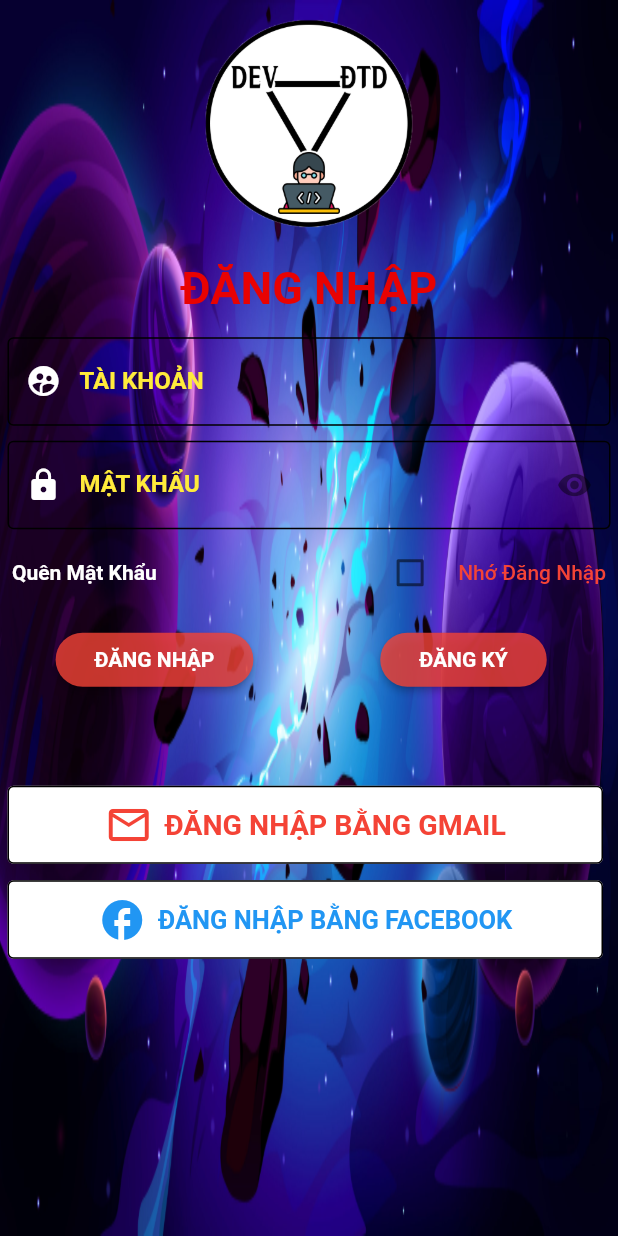
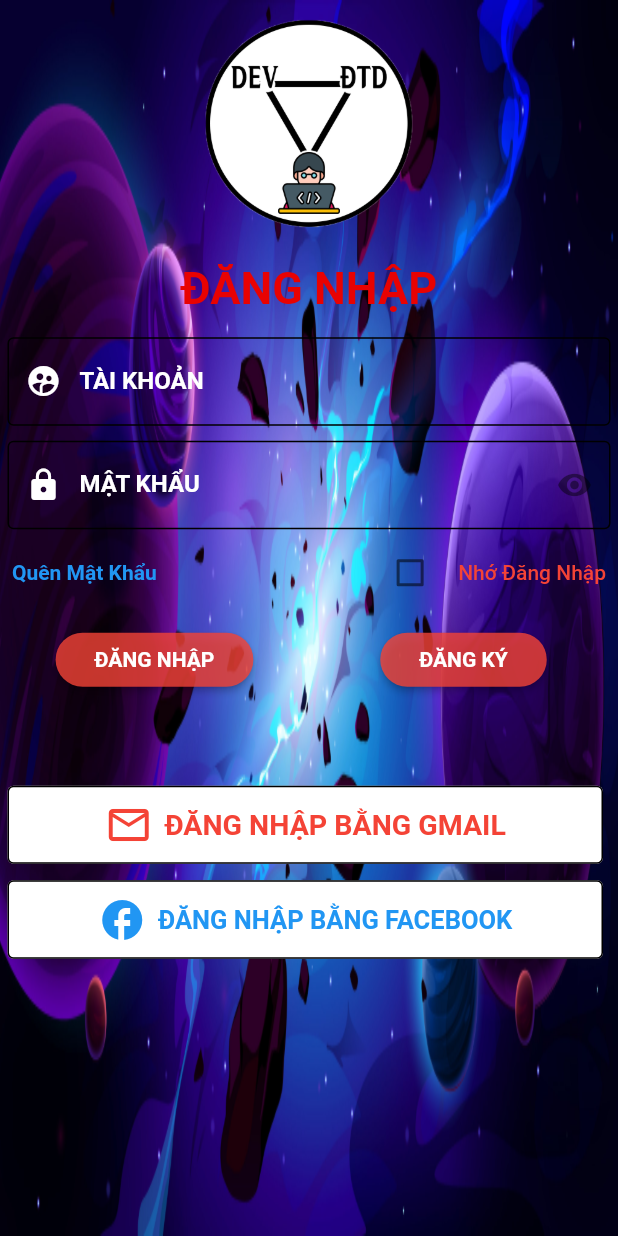
Before and after one commit to ThanhTrinh97/dev_dtd, a Flutter app: the Dang_Nhap screen opened directly, on a phone screen of 412 x 824 dp. Run offline on Flutter 3.47's test engine with Material 2 defaults, Android fonts, the phone set to English and light mode, and no system bars.

Commit message:
Update_Dang_Nhap
Mau_chu

```diff
--- a/lib/Model_Dang_Nhap/Dang_Nhap.dart
+++ b/lib/Model_Dang_Nhap/Dang_Nhap.dart
@@ -65,7 +65,7 @@
                                 color: Colors.white,
                               ),
                               labelStyle: TextStyle(
-                                  color: Colors.yellow,
+                                  color: Colors.white,
                                   fontWeight: FontWeight.bold)),
                         ),
                       ),
@@ -83,7 +83,7 @@
                               prefixIcon: Icon(Icons.lock, color: Colors.white),
                               suffixIcon: Icon(Icons.remove_red_eye),
                               labelStyle: TextStyle(
-                                color: Colors.yellow,
+                                color: Colors.white,
                                 fontWeight: FontWeight.bold,
                               )),
                         ),
@@ -104,7 +104,7 @@
                                     child: Text(
                                       'Quên Mật Khẩu',
                                       style: TextStyle(
-                                          color: Colors.white,
+                                          color: Colors.blue,
                                           fontWeight: FontWeight.bold),
                                     ),
                                   ),
```
